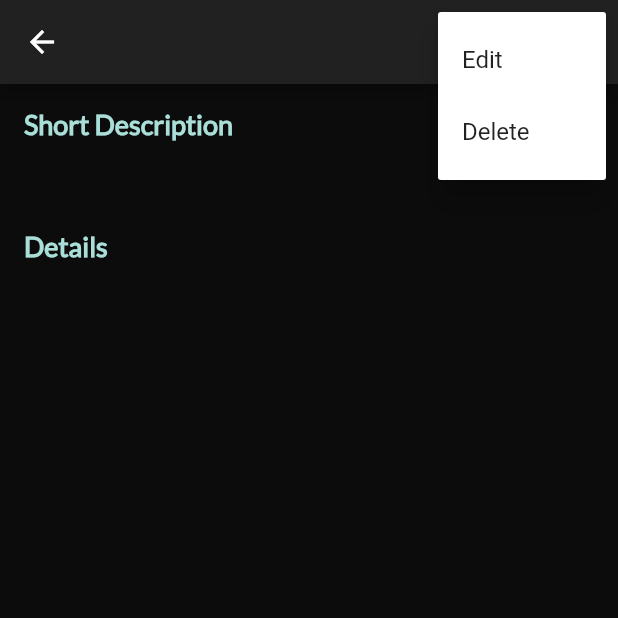
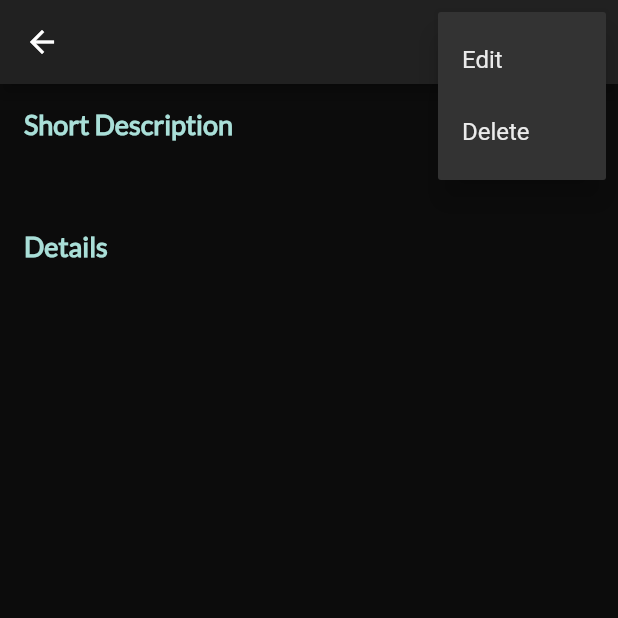
Before and after one commit to Thrauk/union, a Flutter app: the ProjectDetailsPage screen opened directly with empty values, after a tap on the "more vert" icon, on a phone screen of 412 x 824 dp, the top half of it. Run offline on Flutter 3.47's test engine with Material 2 defaults, Android fonts, the phone set to English and light mode, and no system bars; our stand-ins replace bloc, cloud_firestore, dots_indicator, equatable, firebase_auth, firebase_core and 5 more; missing offline and left inert: flow_builder; accounts and stored records are empty.

Commit message:
project details page added

```diff
--- a/lib/src/screens/project/project_details/view/project_details_page.dart
+++ b/lib/src/screens/project/project_details/view/project_details_page.dart
@@ -13,14 +13,25 @@ class ProjectDetailsPage extends StatelessWidget {
     return Scaffold(
       appBar: AppBar(
         actions: [
-          PopupMenuButton<String>(
+          Theme(
+            data: Theme.of(context).copyWith(
+                cardColor: AppColors.backgroundLight1,
+                iconTheme: const IconThemeData(color: AppColors.white09),
+            ),
+            child: PopupMenuButton<String>(
               itemBuilder: (BuildContext context) {
                 return Choices.choices.map(
                   (String choice) {
-                  return PopupMenuItem(value: choice, child: Text(choice));
+                    return PopupMenuItem<String>(
+                        value: choice,
+                        child: Text(
+                          choice,
+                          style: const TextStyle(color: AppColors.white09),
+                        ));
                   },
                 ).toList();
               },
+            ),
           )
         ],
         backgroundColor: AppColors.backgroundLight,
--- a/lib/src/theme.dart
+++ b/lib/src/theme.dart
@@ -56,6 +56,7 @@ class AppColors {
   static const Color primaryColor = Color.fromRGBO(169, 223, 216, 1);
   static const Color accentColor = Color.fromRGBO(215, 223, 113, 1);
   static const Color backgroundLight = Color.fromRGBO(33, 33, 33, 1);
+  static const Color backgroundLight1 = Color.fromRGBO(51, 51, 51, 1);
   static const Color backgroundDark = Color.fromRGBO(18, 18, 18, 1);
 
   static const Color white07 = Color.fromRGBO(255, 255, 255, 0.7);
```
Lines whose indentation alone changed are shown as unchanged.
